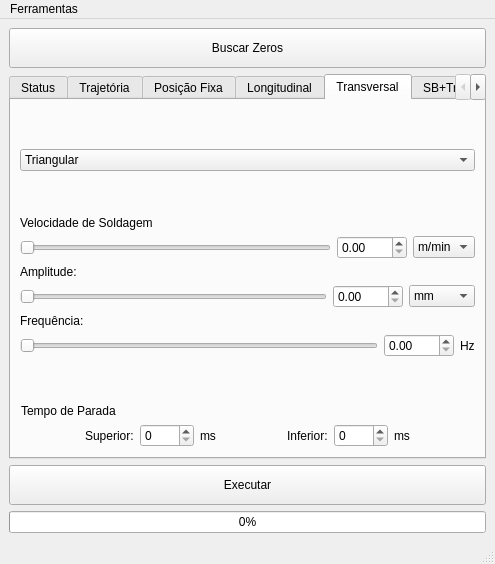
Qt form Source/ui/mainwindow.ui (rafaelppires/weldway) before a commit.
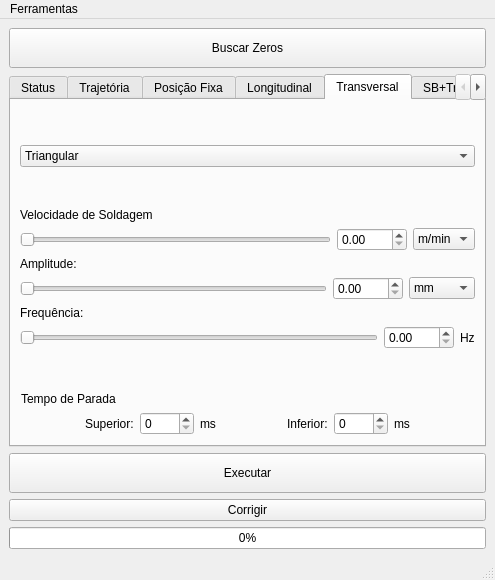
The same form after that commit. The open tabs and pages were chosen to show the change.

Diff of the .ui file:
```diff
--- a/Source/ui/mainwindow.ui
+++ b/Source/ui/mainwindow.ui
@@ -1596,6 +1596,13 @@
         </property>
        </widget>
       </item>
+      <item>
+       <widget class="QPushButton" name="correctButton">
+        <property name="text">
+         <string>Corrigir</string>
+        </property>
+       </widget>
+      </item>
       <item>
        <widget class="QProgressBar" name="progressBar">
         <property name="value">
```
Left out of the diff: 2 changed lines with no effect on the pictures.
